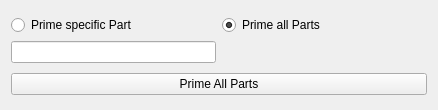
This is snapcraft-qt/prime_dialog.ui in snapcraft-gui/snapcraft-gui as Qt 5 draws it before an edit. The edited form follows.
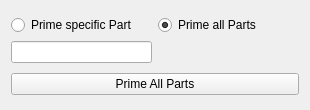
This is the edited form.

Commit message: dialog resize

The edit to the form file:
```diff
--- a/snapcraft-qt/prime_dialog.ui
+++ b/snapcraft-qt/prime_dialog.ui
@@ -6,7 +6,7 @@
    <rect>
     <x>0</x>
     <y>0</y>
-    <width>438</width>
+    <width>310</width>
     <height>110</height>
    </rect>
   </property>
```
The commit also changes 3 other files.
